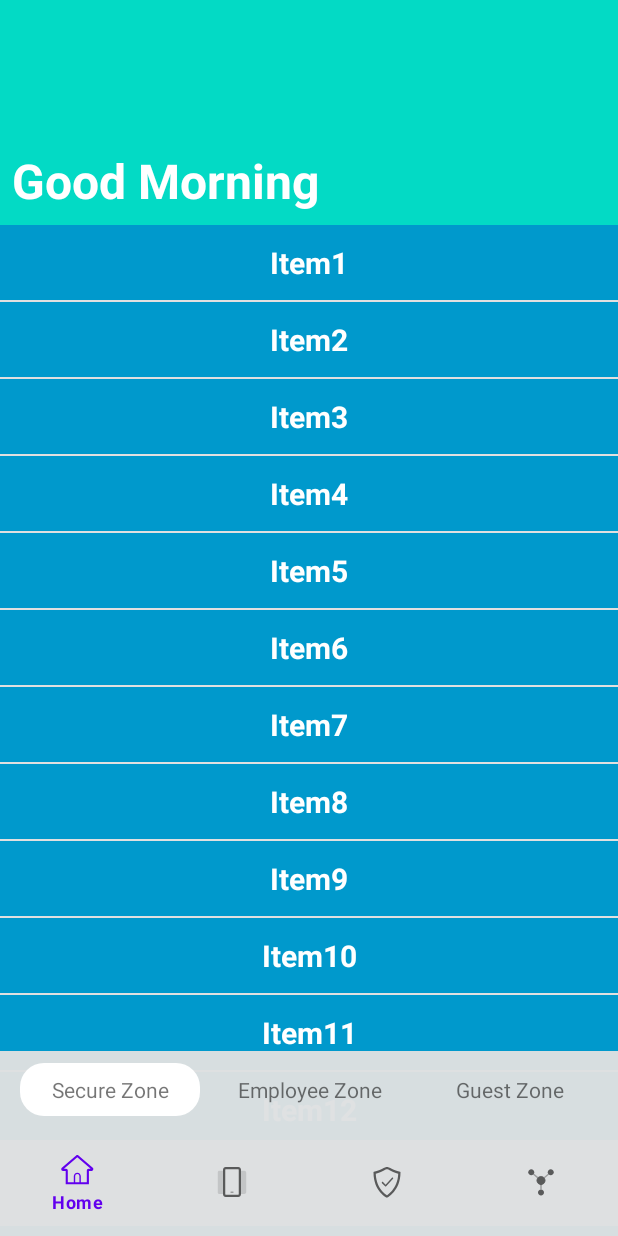
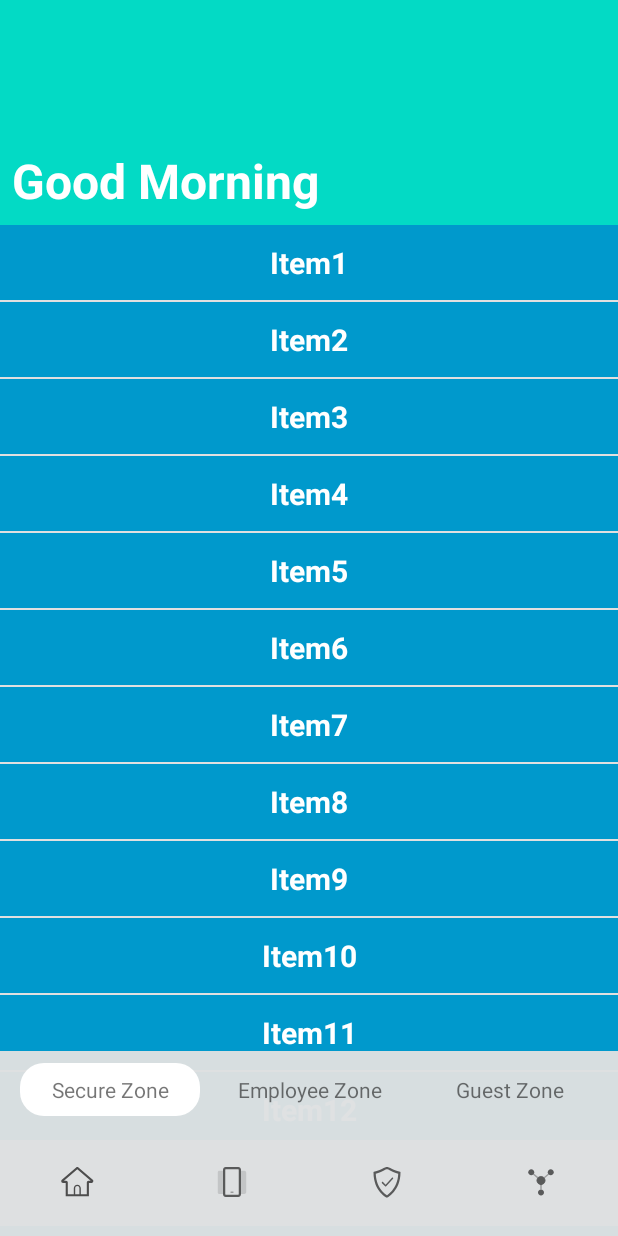
Before and after one commit to informramiz/common-ui-views, an Android app: the screen it shows after launch (MainActivity), on a phone screen of 412 x 824 dp. Run offline under Robolectric (Android 15) with nearby library versions, the phone set to English and light mode, and no system bars.

Commit message:
feat: Apply custom style to bottom nav

```diff
--- a/CommonUIViews/app/src/main/res/layout/view_stacked_bottom_navigation.xml
+++ b/CommonUIViews/app/src/main/res/layout/view_stacked_bottom_navigation.xml
@@ -26,6 +26,7 @@
         android:layout_width="0dp"
         android:layout_height="wrap_content"
         android:background="@color/bottom_nav_background_color"
+        style="@style/Widget.App.BottomNavigationView"
         app:menu="@menu/bottom_menu"
         android:layout_gravity="bottom"
         app:layout_constraintStart_toStartOf="parent"
--- a/CommonUIViews/app/src/main/res/values/colors.xml
+++ b/CommonUIViews/app/src/main/res/values/colors.xml
@@ -3,6 +3,6 @@
     <color name="colorPrimary">#6200EE</color>
     <color name="colorPrimaryDark">#3700B3</color>
     <color name="colorAccent">#03DAC5</color>
-    <color name="bottom_nav_chip_option_selected_item_color">#FFFFFF</color>
+    <color name="bottom_nav_chip_option_selected_item_color">#4D4D4D</color>
     <color name="bottom_nav_background_color">#F7DEE0E2</color>
 </resources>
--- a/CommonUIViews/app/src/main/res/values/styles.xml
+++ b/CommonUIViews/app/src/main/res/values/styles.xml
@@ -7,4 +7,15 @@
         <item name="colorAccent">@color/colorAccent</item>
     </style>
 
+    <style name="Widget.App.BottomNavigationView" parent="Widget.MaterialComponents.BottomNavigationView">
+        <item name="materialThemeOverlay">@style/ThemeOverlay.App.BottomNavigationView</item>
+        <item name="labelVisibilityMode">unlabeled</item>
+    </style>
+
+    <style name="ThemeOverlay.App.BottomNavigationView" parent="">
+        <item name="colorSurface">@color/bottom_nav_background_color</item>
+<!--        <item name="colorOnSurface">@color/</item>-->
+        <item name="colorPrimary">@color/bottom_nav_chip_option_selected_item_color</item>
+    </style>
+
 </resources>
```
